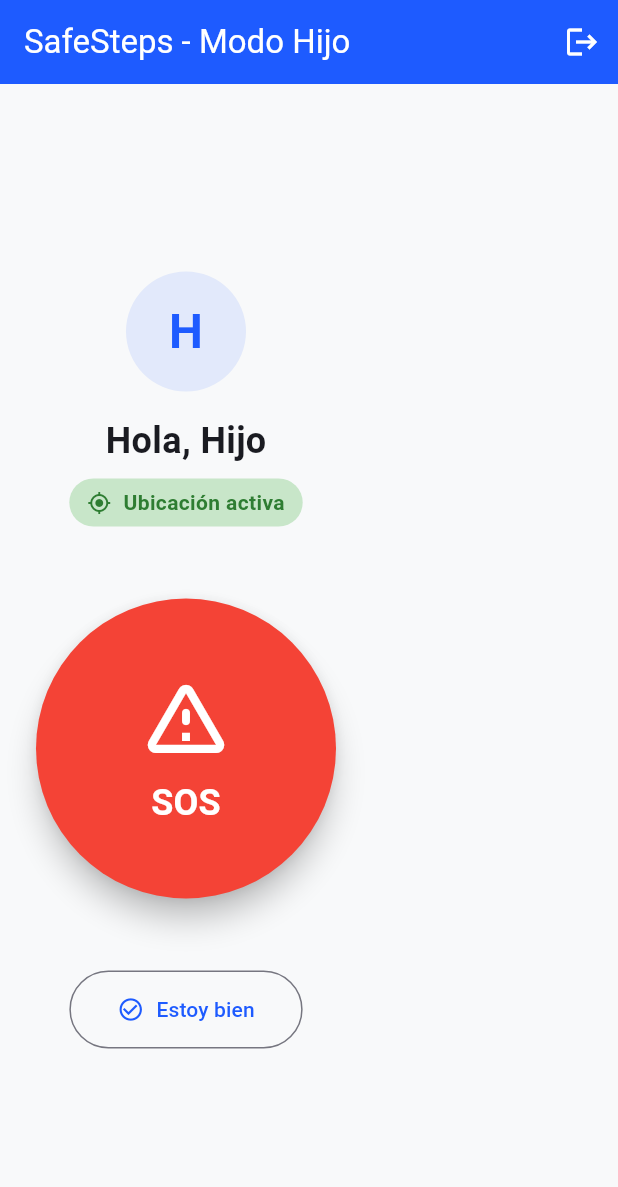
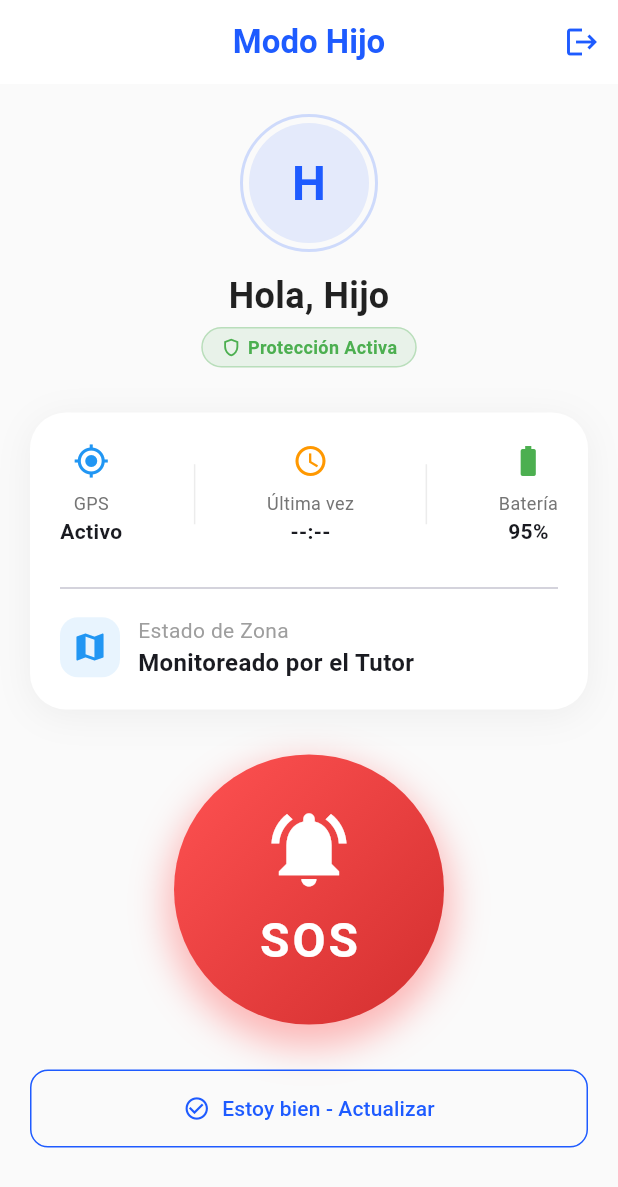
Before and after one commit to hebertsb/SafeSteps_SIG, a Flutter app: the ChildHomeScreen screen opened by its route, on a phone screen of 412 x 824 dp. Shown: the top 1187 px of the screen. Run offline on Flutter 3.47's test engine with Material 3 defaults, Android fonts, the phone set to English and light mode, and no system bars; our stand-ins replace firebase_auth, firebase_core, firebase_messaging, flutter_dotenv, flutter_map, flutter_riverpod and 6 more; accounts and stored records are empty.

```diff
--- a/lib/src/features/auth/presentation/providers/auth_provider.dart
+++ b/lib/src/features/auth/presentation/providers/auth_provider.dart
@@ -43,6 +43,9 @@ class AuthController extends AsyncNotifier<AppUser?> {
         );
 
         if (userId != null && userName != null && userEmail != null) {
+          // Sync FCM Token on startup
+          await _syncFcmToken(token);
+
           return AppUser(
             id: userId,
             email: userEmail,
--- a/lib/src/features/child/presentation/child_home_screen.dart
+++ b/lib/src/features/child/presentation/child_home_screen.dart
@@ -1,5 +1,6 @@
 import 'package:flutter/material.dart';
 import 'package:flutter_riverpod/flutter_riverpod.dart';
+import 'package:intl/intl.dart';
 import '../../../core/theme/app_colors.dart';
 import '../../auth/presentation/providers/auth_provider.dart';
 import '../../../core/providers/location_provider.dart';
@@ -15,29 +16,25 @@ class _ChildHomeScreenState extends ConsumerState<ChildHomeScreen> {
   @override
   void initState() {
     super.initState();
-    // Start tracking when screen loads
     WidgetsBinding.instance.addPostFrameCallback((_) {
       ref.read(locationTrackingProvider.notifier).startTracking();
     });
   }
 
   @override
-  void dispose() {
-    // Stop tracking is handled by provider dispose, but we can be explicit if needed
-    // ref.read(locationTrackingProvider.notifier).stopTracking();
-    super.dispose();
-  }
-
-  @override
   Widget build(BuildContext context) {
     final currentUser = ref.watch(currentUserProvider);
     final trackingState = ref.watch(locationTrackingProvider);
+    final lastLocation = ref.watch(lastLocationProvider);
 
     return Scaffold(
+      backgroundColor: Colors.grey[50],
       appBar: AppBar(
-        title: const Text('SafeSteps - Modo Hijo'),
-        backgroundColor: AppColors.primary,
-        foregroundColor: Colors.white,
+        title: const Text('Modo Hijo', style: TextStyle(fontWeight: FontWeight.bold)),
+        centerTitle: true,
+        backgroundColor: Colors.white,
+        foregroundColor: AppColors.primary,
+        elevation: 0,
         actions: [
           IconButton(
             icon: const Icon(Icons.logout),
@@ -48,63 +45,192 @@ class _ChildHomeScreenState extends ConsumerState<ChildHomeScreen> {
           ),
         ],
       ),
-      body: Container(
-        padding: const EdgeInsets.all(24.0),
+      body: SingleChildScrollView(
+        padding: const EdgeInsets.all(20.0),
         child: Column(
-          mainAxisAlignment: MainAxisAlignment.center,
           children: [
-            // User Info
-            CircleAvatar(
+            // Header Profile
+            _buildProfileHeader(currentUser?.name ?? 'Hijo'),
+            const SizedBox(height: 30),
+
+            // Status Dashboard
+            _buildStatusDashboard(trackingState, lastLocation),
+            const SizedBox(height: 30),
+
+            // SOS Button
+            _buildSOSButton(),
+            const SizedBox(height: 30),
+
+            // Action Buttons
+            _buildActionButtons(),
+          ],
+        ),
+      ),
+    );
+  }
+
+  Widget _buildProfileHeader(String name) {
+    return Column(
+      children: [
+        Container(
+          padding: const EdgeInsets.all(4),
+          decoration: BoxDecoration(
+            shape: BoxShape.circle,
+            border: Border.all(color: AppColors.primary.withOpacity(0.2), width: 2),
+          ),
+          child: CircleAvatar(
             radius: 40,
             backgroundColor: AppColors.primary.withOpacity(0.1),
             child: Text(
-                currentUser?.name.substring(0, 1).toUpperCase() ?? 'H',
+              name.substring(0, 1).toUpperCase(),
               style: const TextStyle(fontSize: 32, fontWeight: FontWeight.bold, color: AppColors.primary),
             ),
           ),
-            const SizedBox(height: 16),
+        ),
+        const SizedBox(height: 12),
         Text(
-              'Hola, ${currentUser?.name ?? 'Hijo'}',
-              style: const TextStyle(fontSize: 24, fontWeight: FontWeight.bold),
+          'Hola, $name',
+          style: const TextStyle(fontSize: 24, fontWeight: FontWeight.bold, color: Colors.black87),
         ),
-            const SizedBox(height: 8),
-
-            // Tracking Status Indicator
+        const SizedBox(height: 4),
         Container(
-              padding: const EdgeInsets.symmetric(horizontal: 12, vertical: 6),
+          padding: const EdgeInsets.symmetric(horizontal: 12, vertical: 4),
           decoration: BoxDecoration(
-                color: trackingState.isLoading ? Colors.orange.shade100 : Colors.green.shade100,
+            color: Colors.green.withOpacity(0.1),
             borderRadius: BorderRadius.circular(20),
+            border: Border.all(color: Colors.green.withOpacity(0.3)),
           ),
-              child: Row(
+          child: const Row(
             mainAxisSize: MainAxisSize.min,
             children: [
-                  Icon(
-                    trackingState.isLoading ? Icons.sync : Icons.gps_fixed,
-                    size: 16,
-                    color: trackingState.isLoading ? Colors.orange.shade800 : Colors.green.shade800,
+              Icon(Icons.shield_outlined, size: 14, color: Colors.green),
+              SizedBox(width: 4),
+              Text(
+                'Protección Activa',
+                style: TextStyle(fontSize: 12, color: Colors.green, fontWeight: FontWeight.w600),
               ),
-                  const SizedBox(width: 8),
+            ],
+          ),
+        ),
+      ],
+    );
+  }
+
+  Widget _buildStatusDashboard(AsyncValue<void> trackingState, DateTime? lastUpdate) {
+    final isTracking = !trackingState.isLoading && !trackingState.hasError;
+
+    return Container(
+      padding: const EdgeInsets.all(20),
+      decoration: BoxDecoration(
+        color: Colors.white,
+        borderRadius: BorderRadius.circular(24),
+        boxShadow: [
+          BoxShadow(
+            color: Colors.black.withOpacity(0.05),
+            blurRadius: 20,
+            offset: const Offset(0, 4),
+          ),
+        ],
+      ),
+      child: Column(
+        children: [
+          Row(
+            mainAxisAlignment: MainAxisAlignment.spaceBetween,
+            children: [
+              _buildStatusItem(
+                icon: isTracking ? Icons.gps_fixed : Icons.gps_off,
+                color: isTracking ? Colors.blue : Colors.grey,
+                label: 'GPS',
+                value: isTracking ? 'Activo' : 'Inactivo',
+              ),
+              _buildVerticalDivider(),
+              _buildStatusItem(
+                icon: Icons.access_time,
+                color: Colors.orange,
+                label: 'Última vez',
+                value: lastUpdate != null
+                  ? DateFormat('HH:mm:ss').format(lastUpdate)
+                  : '--:--',
+              ),
+              _buildVerticalDivider(),
+              _buildStatusItem(
+                icon: Icons.battery_std,
+                color: Colors.green,
+                label: 'Batería',
+                value: '95%', // TODO: Get real battery level
+              ),
+            ],
+          ),
+          const SizedBox(height: 20),
+          const Divider(),
+          const SizedBox(height: 10),
+          // Zone Status Placeholder
+          Row(
+            children: [
+              Container(
+                padding: const EdgeInsets.all(8),
+                decoration: BoxDecoration(
+                  color: Colors.blue.withOpacity(0.1),
+                  borderRadius: BorderRadius.circular(12),
+                ),
+                child: const Icon(Icons.map, color: Colors.blue),
+              ),
+              const SizedBox(width: 12),
+              const Expanded(
+                child: Column(
+                  crossAxisAlignment: CrossAxisAlignment.start,
+                  children: [
                     Text(
-                    trackingState.isLoading ? 'Iniciando GPS...' : 'Ubicación activa',
-                    style: TextStyle(
-                      color: trackingState.isLoading ? Colors.orange.shade800 : Colors.green.shade800,
-                      fontWeight: FontWeight.bold,
+                      'Estado de Zona',
+                      style: TextStyle(fontSize: 14, color: Colors.grey),
+                    ),
+                    Text(
+                      'Monitoreado por el Tutor',
+                      style: TextStyle(fontSize: 16, fontWeight: FontWeight.bold),
+                    ),
+                  ],
                 ),
               ),
             ],
           ),
+        ],
       ),
+    );
+  }
 
-            const SizedBox(height: 48),
+  Widget _buildVerticalDivider() {
+    return Container(
+      height: 40,
+      width: 1,
+      color: Colors.grey.withOpacity(0.2),
+    );
+  }
 
-            // Panic Button
-            SizedBox(
-              width: 200,
-              height: 200,
-              child: ElevatedButton(
-                onPressed: () {
-                  // TODO: Implement panic alert
+  Widget _buildStatusItem({
+    required IconData icon,
+    required Color color,
+    required String label,
+    required String value,
+  }) {
+    return Column(
+      children: [
+        Icon(icon, color: color, size: 24),
+        const SizedBox(height: 8),
+        Text(
+          label,
+          style: TextStyle(fontSize: 12, color: Colors.grey[600]),
+        ),
+        Text(
+          value,
+          style: const TextStyle(fontSize: 14, fontWeight: FontWeight.bold),
+        ),
+      ],
+    );
+  }
+
+  Widget _buildSOSButton() {
+    return GestureDetector(
+      onTap: () {
         ScaffoldMessenger.of(context).showSnackBar(
           const SnackBar(
             content: Text('¡Alerta de pánico enviada!'),
@@ -112,43 +238,37 @@ class _ChildHomeScreenState extends ConsumerState<ChildHomeScreen> {
           ),
         );
       },
-                style: ElevatedButton.styleFrom(
-                  backgroundColor: Colors.red,
-                  shape: const CircleBorder(),
-                  elevation: 8,
+      child: Container(
+        width: 180,
+        height: 180,
+        decoration: BoxDecoration(
+          shape: BoxShape.circle,
+          gradient: const LinearGradient(
+            begin: Alignment.topLeft,
+            end: Alignment.bottomRight,
+            colors: [Color(0xFFFF5252), Color(0xFFD32F2F)],
+          ),
+          boxShadow: [
+            BoxShadow(
+              color: const Color(0xFFFF5252).withOpacity(0.4),
+              blurRadius: 20,
+              spreadRadius: 5,
+              offset: const Offset(0, 10),
+            ),
+          ],
         ),
         child: const Column(
           mainAxisAlignment: MainAxisAlignment.center,
           children: [
-                    Icon(Icons.warning_amber_rounded, size: 64, color: Colors.white),
+            Icon(Icons.notifications_active, size: 60, color: Colors.white),
             SizedBox(height: 8),
             Text(
               'SOS',
-                      style: TextStyle(fontSize: 24, fontWeight: FontWeight.bold, color: Colors.white),
-                    ),
-                  ],
-                ),
-              ),
-            ),
-
-            const SizedBox(height: 48),
-
-            // Status Button
-            OutlinedButton.icon(
-              onPressed: () {
-                // Force location update
-                ref.read(locationTrackingProvider.notifier).startTracking();
-                ScaffoldMessenger.of(context).showSnackBar(
-                  const SnackBar(
-                    content: Text('Ubicación actualizada'),
-                    backgroundColor: Colors.green,
-                  ),
-                );
-              },
-              icon: const Icon(Icons.check_circle_outline),
-              label: const Text('Estoy bien'),
-              style: OutlinedButton.styleFrom(
-                padding: const EdgeInsets.symmetric(horizontal: 32, vertical: 16),
+              style: TextStyle(
+                fontSize: 32,
+                fontWeight: FontWeight.bold,
+                color: Colors.white,
+                letterSpacing: 2,
               ),
             ),
           ],
@@ -156,4 +276,28 @@ class _ChildHomeScreenState extends ConsumerState<ChildHomeScreen> {
       ),
     );
   }
+
+  Widget _buildActionButtons() {
+    return SizedBox(
+      width: double.infinity,
+      child: OutlinedButton.icon(
+        onPressed: () {
+          ref.read(locationTrackingProvider.notifier).startTracking();
+          ScaffoldMessenger.of(context).showSnackBar(
+            const SnackBar(
+              content: Text('Ubicación actualizada manualmente'),
+              backgroundColor: Colors.green,
+            ),
+          );
+        },
+        icon: const Icon(Icons.check_circle_outline),
+        label: const Text('Estoy bien - Actualizar'),
+        style: OutlinedButton.styleFrom(
+          padding: const EdgeInsets.symmetric(vertical: 16),
+          side: const BorderSide(color: AppColors.primary),
+          shape: RoundedRectangleBorder(borderRadius: BorderRadius.circular(12)),
+        ),
+      ),
+    );
   }
+}
--- a/lib/src/features/map/data/datasources/remote_children_data_source.dart
+++ b/lib/src/features/map/data/datasources/remote_children_data_source.dart
@@ -165,6 +165,7 @@ class RemoteChildrenDataSourceImpl implements RemoteChildrenDataSource {
 
       if (response.statusCode == 200) {
         final json = jsonDecode(response.body);
+        print('✅ Backend Response: $json'); // Debug info for user
         return Child.fromJson(json);
       } else {
         throw Exception(
--- a/lib/src/features/notifications/domain/entities/app_notification.dart
+++ b/lib/src/features/notifications/domain/entities/app_notification.dart
@@ -6,6 +6,7 @@ class AppNotification {
   final NotificationType type;
   final Map<String, dynamic> data;
   final bool isRead;
+  final bool isLocal;
 
   const AppNotification({
     required this.id,
@@ -15,6 +16,7 @@ class AppNotification {
     required this.type,
     this.data = const {},
     this.isRead = false,
+    this.isLocal = false,
   });
 
   AppNotification copyWith({
@@ -25,6 +27,7 @@ class AppNotification {
     NotificationType? type,
     Map<String, dynamic>? data,
     bool? isRead,
+    bool? isLocal,
   }) {
     return AppNotification(
       id: id ?? this.id,
@@ -34,6 +37,7 @@ class AppNotification {
       type: type ?? this.type,
       data: data ?? this.data,
       isRead: isRead ?? this.isRead,
+      isLocal: isLocal ?? this.isLocal,
     );
   }
 
@@ -45,6 +49,7 @@ class AppNotification {
       timestamp: DateTime.parse(json['createdAt']),
       type: _getTypeFromString(json['tipo'] ?? 'info'),
       isRead: json['leida'] ?? false,
+      isLocal: false,
       data: json,
     );
   }
```
Also changed, not shown: lib/main.dart (+9 -1 lines), lib/src/core/providers/location_provider.dart (+12 -0 lines), lib/src/core/services/location_service.dart (+18 -2 lines), lib/src/features/notifications/data/datasources/remote_notifications_data_source.dart (+33 -3 lines), lib/src/features/notifications/data/services/fcm_service.dart (+19 -8 lines), lib/src/features/notifications/presentation/providers/notifications_provider.dart (+33 -13 lines), 1 other file. Lines whose indentation alone changed are shown as unchanged.
